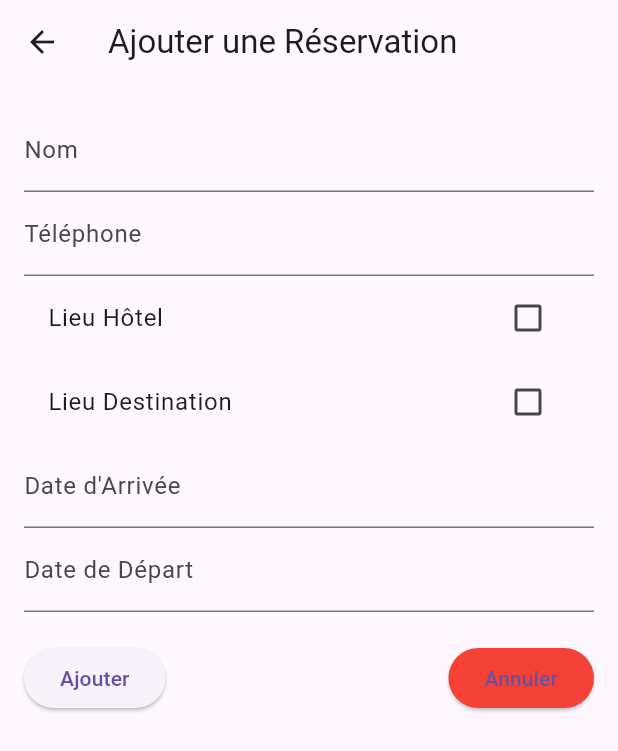
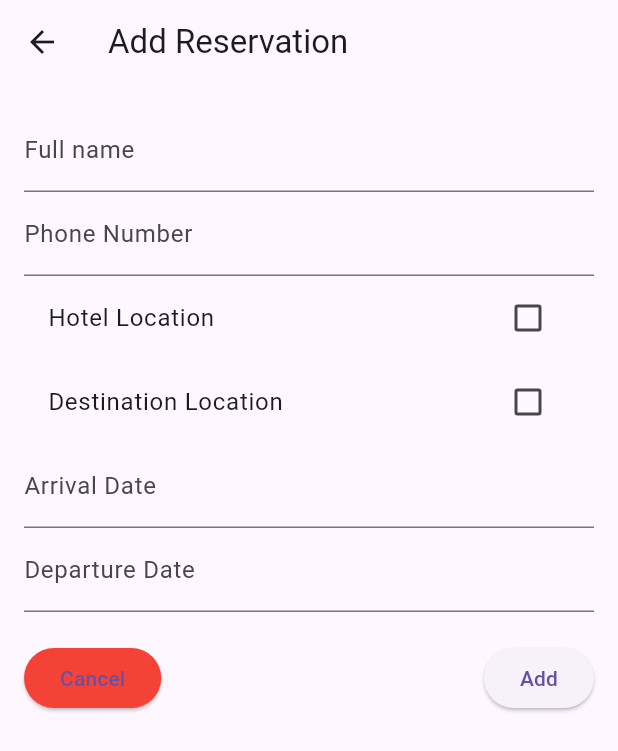
Before and after one commit to Tatiannah/Travel_Flutter_App, a Flutter app: the screen it shows after launch, item 4 of the bottom bar chosen, after a tap on the "add" icon, on a phone screen of 412 x 824 dp. Shown: the top 751 px of the screen. Run offline on Flutter 3.47's test engine with Material 3 defaults, Android fonts, the phone set to English and light mode, and no system bars; our stand-ins replace fl_chart, image_picker, sqflite, syncfusion_flutter_charts, toastification; missing offline and left inert: flutter_email_sender; accounts and stored records are empty.

```diff
--- a/lib/main.dart
+++ b/lib/main.dart
@@ -68,7 +68,7 @@ class _MainScreenState extends State<MainScreen> with SingleTickerProviderStateM
     _fetchUnconfirmedCount();
     _updateNotificationCount();
 
-    _timer = Timer.periodic(Duration(seconds: 5), (Timer timer) {
+    _timer = Timer.periodic(Duration(seconds: 1), (Timer timer) {
       _updateNotificationCount();
     });
   }
--- a/lib/screens/add_client_screen.dart
+++ b/lib/screens/add_client_screen.dart
@@ -27,7 +27,7 @@ class _AddClientScreenState extends State<AddClientScreen> {
           context: context, // optional if you use ToastificationWrapper
           type: ToastificationType.success,
           style: ToastificationStyle.fillColored,
-          autoCloseDuration: const Duration(seconds: 3),
+          autoCloseDuration: const Duration(seconds: 1),
           title: Text('Successful!'),
           // you can also use RichText widget for title and description parameters
           description: RichText(text: const TextSpan(text: 'Client added successfully ')),
--- a/lib/screens/add_hotel_screen.dart
+++ b/lib/screens/add_hotel_screen.dart
@@ -65,10 +65,10 @@ class _AddHotelScreenState extends State<AddHotelScreen> {
         context: context, // optional if you use ToastificationWrapper
         type: ToastificationType.success,
         style: ToastificationStyle.fillColored,
-        autoCloseDuration: const Duration(seconds: 3),
+        autoCloseDuration: const Duration(seconds: 1),
         title: Text('Successful!'),
         // you can also use RichText widget for title and description parameters
-        description: RichText(text: const TextSpan(text: 'Client added successfully ')),
+        description: RichText(text: const TextSpan(text: 'Hotel added successfully ')),
         alignment: Alignment.topRight,
         direction: TextDirection.ltr,
         animationDuration: const Duration(milliseconds: 300)
--- a/lib/screens/add_reservation_screen.dart
+++ b/lib/screens/add_reservation_screen.dart
@@ -1,6 +1,7 @@
 import 'package:flutter/material.dart';
 import 'package:projet1/services/database_helper.dart';
 import 'package:projet1/models/reservation.dart';
+import 'package:toastification/toastification.dart';
 
 class AddReservationScreen extends StatefulWidget {
   @override
@@ -119,15 +120,27 @@ class _AddReservationScreenState extends State<AddReservationScreen> {
         print('Réservation à ajouter : ${reservation.toMap()}'); // Débogage
 
         await DatabaseHelper.instance.insertReservation(reservation);
+        toastification.show(
+            context: context, // optional if you use ToastificationWrapper
+            type: ToastificationType.success,
+            style: ToastificationStyle.fillColored,
+            autoCloseDuration: const Duration(seconds: 1),
+            title: Text('Successful!'),
+            // you can also use RichText widget for title and description parameters
+            description: RichText(text: const TextSpan(text: 'Reservation added successfully ')),
+            alignment: Alignment.topRight,
+            direction: TextDirection.ltr,
+            animationDuration: const Duration(milliseconds: 300)
+        );
 
         Navigator.pop(context, 'refresh');
       } catch (e) {
-        print('Erreur : $e'); // Débogage
+        print('Error : $e'); // Débogage
         showDialog(
           context: context,
           builder: (context) => AlertDialog(
-            title: Text('Erreur'),
-            content: Text('Une erreur est survenue : $e'),
+            title: Text('ErrOR'),
+            content: Text('An error is occured : $e'),
             actions: [
               TextButton(
                 onPressed: () {
@@ -148,7 +161,7 @@ class _AddReservationScreenState extends State<AddReservationScreen> {
   Widget build(BuildContext context) {
     return Scaffold(
       appBar: AppBar(
-        title: Text('Ajouter une Réservation'),
+        title: Text('Add Reservation'),
       ),
       body: Padding(
         padding: const EdgeInsets.all(16.0),
@@ -158,26 +171,26 @@ class _AddReservationScreenState extends State<AddReservationScreen> {
             children: [
               TextFormField(
                 controller: _nomController,
-                decoration: InputDecoration(labelText: 'Nom'),
+                decoration: InputDecoration(labelText: 'Full name'),
                 validator: (value) {
                   if (value == null || value.isEmpty) {
-                    return 'Veuillez entrer le nom';
+                    return 'Please enter full name ';
                   }
                   return null;
                 },
               ),
               TextFormField(
                 controller: _phoneController,
-                decoration: InputDecoration(labelText: 'Téléphone'),
+                decoration: InputDecoration(labelText: 'Phone Number'),
                 validator: (value) {
                   if (value == null || value.isEmpty) {
-                    return 'Veuillez entrer le numéro de téléphone';
+                    return 'Please enter phone number';
                   }
                   return null;
                 },
               ),
               CheckboxListTile(
-                title: Text('Lieu Hôtel'),
+                title: Text('Hotel Location'),
                 value: _isLieuHotelChecked,
                 onChanged: (bool? value) {
                   setState(() {
@@ -195,7 +208,7 @@ class _AddReservationScreenState extends State<AddReservationScreen> {
               if (_isLieuHotelChecked) ...[
                 DropdownButtonFormField<String>(
                   value: _selectedLieuHotel,
-                  hint: Text('Sélectionner le lieu de l\'hôtel'),
+                  hint: Text('Choose Hotel Location'),
                   items: _hotelLieux.map((lieu) {
                     return DropdownMenuItem(
                       value: lieu,
@@ -211,14 +224,14 @@ class _AddReservationScreenState extends State<AddReservationScreen> {
                 ),
                 DropdownButtonFormField<String>(
                   value: _selectedNomHotel,
-                  hint: Text('Sélectionner le nom de l\'hôtel'),
+                  hint: Text('Choose the name of the hotel'),
                   items: _hotelNoms.map((nom) {
                     return DropdownMenuItem(
                       value: nom,
                       child: Text(nom),
                     );
                   }).toList(),
-                  onChanged: (value) {
+                  onChanged: (String? value) {
                     setState(() {
                       _selectedNomHotel = value;
                     });
@@ -226,18 +239,18 @@ class _AddReservationScreenState extends State<AddReservationScreen> {
                 ),
                 TextFormField(
                   controller: _nbrChambreController,
-                  decoration: InputDecoration(labelText: 'Nombre de Chambres'),
+                  decoration: InputDecoration(labelText: 'Numbers of rooms to reserve'),
                   keyboardType: TextInputType.number,
                   validator: (value) {
                     if (value == null || value.isEmpty) {
-                      return 'Veuillez entrer le nombre de chambres';
+                      return 'Please enter number of rooms to reserve';
                     }
                     return null;
                   },
                 ),
               ],
               CheckboxListTile(
-                title: Text('Lieu Destination'),
+                title: Text('Destination Location'),
                 value: _isLieuDestinationChecked,
                 onChanged: (bool? value) {
                   setState(() {
@@ -255,7 +268,7 @@ class _AddReservationScreenState extends State<AddReservationScreen> {
               if (_isLieuDestinationChecked) ...[
                 DropdownButtonFormField<String>(
                   value: _selectedLieuDestination,
-                  hint: Text('Sélectionner le lieu de la destination'),
+                  hint: Text('Choose Destination Location'),
                   items: _destinationLieux.map((lieu) {
                     return DropdownMenuItem(
                       value: lieu,
@@ -271,7 +284,7 @@ class _AddReservationScreenState extends State<AddReservationScreen> {
                 ),
                 DropdownButtonFormField<String>(
                   value: _selectedNomDestination,
-                  hint: Text('Sélectionner le nom de la destination'),
+                  hint: Text('Choose the name of destination'),
                   items: _destinationNoms.map((nom) {
                     return DropdownMenuItem(
                       value: nom,
@@ -286,25 +299,25 @@ class _AddReservationScreenState extends State<AddReservationScreen> {
                 ),
                 TextFormField(
                   controller: _nbrPersController,
-                  decoration: InputDecoration(labelText: 'Nombre de Personnes'),
+                  decoration: InputDecoration(labelText: 'Numbers of people who will travel '),
                   keyboardType: TextInputType.number,
                   validator: (value) {
                     if (value == null || value.isEmpty) {
-                      return 'Veuillez entrer le nombre de personnes';
+                      return 'enter the number of people who will travel';
                     }
                     return null;
                   },
                 ),
                 DropdownButtonFormField<String>(
                   value: _selectedTypeTransport,
-                  hint: Text('Type de Transport'),
-                  items: ['avion', 'train', 'voiture'].map((type) {
+                  hint: Text('Transport_Type'),
+                  items: ['Plan', 'Train', 'Car'].map((type) {
                     return DropdownMenuItem(
                       value: type,
                       child: Text(type),
                     );
                   }).toList(),
-                  onChanged: (value) {
+                  onChanged: (String? value) {
                     setState(() {
                       _selectedTypeTransport = value;
                     });
@@ -313,24 +326,24 @@ class _AddReservationScreenState extends State<AddReservationScreen> {
               ],
               TextFormField(
                 controller: _dateArriveeController,
-                decoration: InputDecoration(labelText: 'Date d\'Arrivée'),
+                decoration: InputDecoration(labelText: 'Arrival Date'),
                 readOnly: true,
                 onTap: () => _selectDate(_dateArriveeController),
                 validator: (value) {
                   if (value == null || value.isEmpty) {
-                    return 'Veuillez entrer la date d\'arrivée';
+                    return 'Please enter the arrival date';
                   }
                   return null;
                 },
               ),
               TextFormField(
                 controller: _dateDepartController,
-                decoration: InputDecoration(labelText: 'Date de Départ'),
+                decoration: InputDecoration(labelText: 'Departure Date'),
                 readOnly: true,
                 onTap: () => _selectDate(_dateDepartController),
                 validator: (value) {
                   if (value == null || value.isEmpty) {
-                    return 'Veuillez entrer la date de départ';
+                    return 'Please enter the departure Date';
                   }
                   return null;
                 },
@@ -340,17 +353,17 @@ class _AddReservationScreenState extends State<AddReservationScreen> {
                 mainAxisAlignment: MainAxisAlignment.spaceBetween,
                 children: [
                   ElevatedButton(
-                    onPressed: _addReservation,
-                    child: Text('Ajouter'),
-                  ),
-                  ElevatedButton(
                     onPressed: () {
                       Navigator.pop(context);
                     },
-                    child: Text('Annuler'),
+                    child: Text('Cancel'),
                     style: ElevatedButton.styleFrom(
                       backgroundColor: Colors.red,
                     ),
+                  ),
+                  ElevatedButton(
+                    onPressed: _addReservation,
+                    child: Text('Add'),
                   ),
                 ],
               ),
--- a/lib/screens/edit_client_screen.dart
+++ b/lib/screens/edit_client_screen.dart
@@ -37,10 +37,10 @@ class _EditClientScreenState extends State<EditClientScreen> {
         context: context, // optional if you use ToastificationWrapper
         type: ToastificationType.success,
         style: ToastificationStyle.fillColored,
-        autoCloseDuration: const Duration(seconds: 3),
+        autoCloseDuration: const Duration(seconds: 1),
         title: Text('Successful!'),
         // you can also use RichText widget for title and description parameters
-        description: RichText(text: const TextSpan(text: 'Client edited successfully ')),
+        description: RichText(text: const TextSpan(text: 'Client Informations edited successfully ')),
         alignment: Alignment.topRight,
         direction: TextDirection.ltr,
         animationDuration: const Duration(milliseconds: 300)
--- a/lib/screens/edit_hotel_screen.dart
+++ b/lib/screens/edit_hotel_screen.dart
@@ -64,10 +64,10 @@ class _EditHotelScreenState extends State<EditHotelScreen> {
           context: context, // optional if you use ToastificationWrapper
           type: ToastificationType.success,
           style: ToastificationStyle.fillColored,
-          autoCloseDuration: const Duration(seconds: 3),
+          autoCloseDuration: const Duration(seconds: 1),
           title: Text('Successful!'),
           // you can also use RichText widget for title and description parameters
-          description: RichText(text: const TextSpan(text: 'Hotel added successfully ')),
+          description: RichText(text: const TextSpan(text: 'Hotel Informations edited successfully ')),
           alignment: Alignment.topRight,
           direction: TextDirection.ltr,
           animationDuration: const Duration(milliseconds: 300)
--- a/lib/screens/reservation_list_screen.dart
+++ b/lib/screens/reservation_list_screen.dart
@@ -379,7 +379,13 @@ class _ReservationListState extends State<ReservationList> {
   Widget build(BuildContext context) {
     return Scaffold(
       appBar: AppBar(
-        title: Text('Liste des Réservations'),
+        title: Text('Reservations List',
+            style: TextStyle(
+              fontWeight: FontWeight.bold, // Texte en gras
+              fontSize: 25.0,
+              // Taille de la police
+            )),
+        centerTitle: true, // Centre le titre dans l'AppBar
       ),
       body: _reservationList.isEmpty
           ? Center(child: Text('Aucune réservation trouvée'))
--- a/lib/services/database_helper.dart
+++ b/lib/services/database_helper.dart
@@ -79,7 +79,7 @@ class DatabaseHelper {
         lieuDestination TEXT,
         nbr_chambre INTEGER DEFAULT 0 CHECK(nbr_chambre >= 0),
         nbr_pers INTEGER DEFAULT 0 CHECK(nbr_pers >= 0),
-        type_transport TEXT CHECK(type_transport IN ('avion', 'train', 'voiture')),
+        type_transport TEXT CHECK(type_transport IN ('Plane', 'Train', 'Car')),
         dateArrivee DATE NOT NULL,
         dateDepart DATE NOT NULL,
         isConfirmed INTEGER DEFAULT 0, -- Nouvelle colonne ajoutée
```
Also changed, not shown: lib/screens/add_destination_screen.dart (+20 -6 lines), lib/screens/destination_list_screen.dart (+9 -1 lines), lib/screens/edit_destination_screen.dart (+19 -13 lines), lib/screens/edit_reservation_screen.dart (+18 -12 lines), lib/screens/hotel_list_screen.dart (+7 -1 lines).
